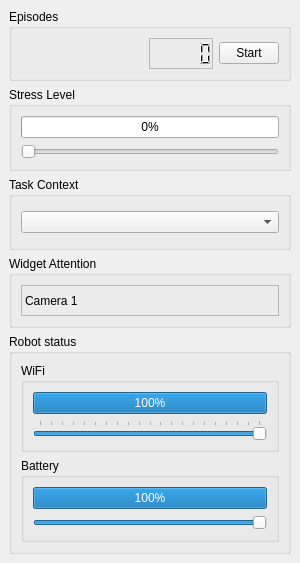
Before: the Qt Designer form ui/AUIParam.ui in argenortega/AUI, drawn with Qt 5.
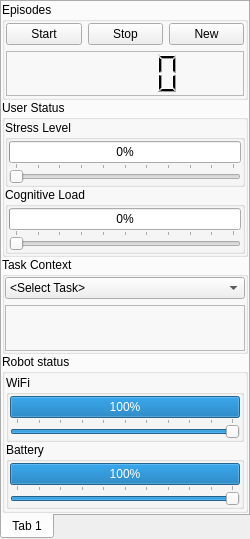
After: the same form once the commit is applied.

What changed in the file:
```diff
--- a/ui/AUIParam.ui
+++ b/ui/AUIParam.ui
@@ -6,8 +6,8 @@
    <rect>
     <x>0</x>
     <y>0</y>
-    <width>300</width>
-    <height>563</height>
+    <width>250</width>
+    <height>539</height>
    </rect>
   </property>
   <property name="sizePolicy">
@@ -18,8 +18,14 @@
   </property>
   <property name="minimumSize">
    <size>
-    <width>300</width>
-    <height>563</height>
+    <width>250</width>
+    <height>539</height>
+   </size>
+  </property>
+  <property name="maximumSize">
+   <size>
+    <width>250</width>
+    <height>524287</height>
    </size>
   </property>
   <property name="windowTitle">
@@ -27,34 +33,76 @@
   </property>
   <widget class="QWidget" name="AUIParams">
    <layout class="QVBoxLayout" name="verticalLayout">
+    <property name="margin">
+     <number>0</number>
+    </property>
     <item>
-     <widget class="QGroupBox" name="episodes_groupbox">
+     <widget class="QTabWidget" name="contents">
+      <property name="maximumSize">
+       <size>
+        <width>250</width>
+        <height>16777215</height>
+       </size>
+      </property>
+      <property name="tabPosition">
+       <enum>QTabWidget::South</enum>
+      </property>
+      <property name="currentIndex">
+       <number>0</number>
+      </property>
+      <widget class="QWidget" name="Tab1">
+       <attribute name="title">
+        <string>Tab 1</string>
+       </attribute>
+       <layout class="QVBoxLayout" name="tab1Layout">
+        <property name="spacing">
+         <number>0</number>
+        </property>
+        <property name="margin">
+         <number>0</number>
+        </property>
+        <item>
+         <widget class="QGroupBox" name="episodes">
+          <property name="maximumSize">
+           <size>
+            <width>250</width>
+            <height>16777215</height>
+           </size>
+          </property>
       <property name="title">
        <string>Episodes</string>
       </property>
-      <layout class="QHBoxLayout" name="horizontalLayout">
-       <item>
-        <spacer name="horizontalSpacer">
-         <property name="orientation">
-          <enum>Qt::Horizontal</enum>
-         </property>
-         <property name="sizeType">
-          <enum>QSizePolicy::MinimumExpanding</enum>
-         </property>
-         <property name="sizeHint" stdset="0">
-          <size>
-           <width>30</width>
-           <height>20</height>
-          </size>
-         </property>
-        </spacer>
-       </item>
-       <item>
-        <widget class="QLCDNumber" name="lcdNumber">
+          <layout class="QGridLayout" name="episodesLayout">
+           <property name="margin">
+            <number>1</number>
+           </property>
+           <item row="1" column="0">
+            <widget class="QPushButton" name="startEpisodeButton">
+             <property name="text">
+              <string>Start</string>
+             </property>
+            </widget>
+           </item>
+           <item row="1" column="2">
+            <widget class="QPushButton" name="resetEpisodeButton">
+             <property name="text">
+              <string>New</string>
+             </property>
+            </widget>
+           </item>
+           <item row="1" column="1">
+            <widget class="QPushButton" name="stopEpisodeButton">
+             <property name="text">
+              <string>Stop</string>
+             </property>
+            </widget>
+           </item>
+           <item row="2" column="0" colspan="3">
+            <widget class="QLCDNumber" name="episodeTimer">
          <property name="minimumSize">
           <size>
            <width>60</width>
-           <height>0</height>
+               <height>30</height>
           </size>
          </property>
          <property name="maximumSize">
@@ -71,68 +119,181 @@
          </property>
         </widget>
        </item>
+          </layout>
+         </widget>
+        </item>
        <item>
-        <widget class="QPushButton" name="pushButton">
+         <widget class="QGroupBox" name="userStatus">
          <property name="maximumSize">
           <size>
-           <width>60</width>
+            <width>250</width>
            <height>16777215</height>
           </size>
          </property>
-         <property name="text">
-          <string>Start</string>
-         </property>
-        </widget>
-       </item>
-      </layout>
-     </widget>
-    </item>
+          <property name="title">
+           <string>User Status</string>
+          </property>
+          <layout class="QVBoxLayout" name="userStatusLayout">
+           <property name="spacing">
+            <number>0</number>
+           </property>
+           <property name="margin">
+            <number>0</number>
+           </property>
     <item>
-     <widget class="QGroupBox" name="stress_groupbox">
+            <widget class="QGroupBox" name="stress">
       <property name="title">
        <string>Stress Level</string>
       </property>
-      <layout class="QVBoxLayout" name="verticalLayout_6">
+             <property name="flat">
+              <bool>true</bool>
+             </property>
+             <layout class="QVBoxLayout" name="stressLayout">
+              <property name="spacing">
+               <number>0</number>
+              </property>
+              <property name="margin">
+               <number>1</number>
+              </property>
        <item>
-        <widget class="QProgressBar" name="stress_level">
+               <widget class="QProgressBar" name="stressLevel">
          <property name="mouseTracking">
           <bool>true</bool>
          </property>
+                <property name="maximum">
+                 <number>10</number>
+                </property>
          <property name="value">
           <number>0</number>
          </property>
         </widget>
        </item>
        <item>
-        <widget class="QSlider" name="stress_slider">
+               <widget class="QSlider" name="stressSlider">
+                <property name="maximum">
+                 <number>10</number>
+                </property>
          <property name="orientation">
           <enum>Qt::Horizontal</enum>
          </property>
+                <property name="tickPosition">
+                 <enum>QSlider::TicksAbove</enum>
+                </property>
+                <property name="tickInterval">
+                 <number>1</number>
+                </property>
         </widget>
        </item>
       </layout>
      </widget>
     </item>
     <item>
-     <widget class="QGroupBox" name="task_context_groupbox">
+            <widget class="QGroupBox" name="cognitiveLoad">
+             <property name="title">
+              <string>Cognitive Load</string>
+             </property>
+             <property name="flat">
+              <bool>true</bool>
+             </property>
+             <layout class="QVBoxLayout" name="cognitiveLoadLayout">
+              <property name="spacing">
+               <number>0</number>
+              </property>
+              <property name="margin">
+               <number>1</number>
+              </property>
+              <item>
+               <widget class="QProgressBar" name="cognitiveLoadLevel">
+                <property name="maximum">
+                 <number>10</number>
+                </property>
+                <property name="value">
+                 <number>0</number>
+                </property>
+               </widget>
+              </item>
+              <item>
+               <widget class="QSlider" name="cognitiveLoadSlider">
+                <property name="maximum">
+                 <number>10</number>
+                </property>
+                <property name="orientation">
+                 <enum>Qt::Horizontal</enum>
+                </property>
+                <property name="tickPosition">
+                 <enum>QSlider::TicksAbove</enum>
+                </property>
+                <property name="tickInterval">
+                 <number>1</number>
+                </property>
+               </widget>
+              </item>
+             </layout>
+            </widget>
+           </item>
+          </layout>
+         </widget>
+        </item>
+        <item>
+         <widget class="QGroupBox" name="taskContext">
+          <property name="maximumSize">
+           <size>
+            <width>250</width>
+            <height>16777215</height>
+           </size>
+          </property>
       <property name="title">
        <string>Task Context</string>
       </property>
-      <layout class="QVBoxLayout" name="verticalLayout_5">
+          <layout class="QVBoxLayout" name="taskLayout">
+           <property name="spacing">
+            <number>6</number>
+           </property>
+           <property name="margin">
+            <number>0</number>
+           </property>
        <item>
-        <widget class="QComboBox" name="current_context"/>
-       </item>
-      </layout>
+            <widget class="QComboBox" name="currentContext">
+             <item>
+              <property name="text">
+               <string>&lt;Select Task&gt;</string>
+              </property>
+             </item>
+             <item>
+              <property name="text">
+               <string>Forward navigation</string>
+              </property>
+             </item>
+             <item>
+              <property name="text">
+               <string>Backward navigation</string>
+              </property>
+             </item>
+             <item>
+              <property name="text">
+               <string>Camera inspection</string>
+              </property>
+             </item>
+             <item>
+              <property name="text">
+               <string>Map review</string>
+              </property>
+             </item>
+             <item>
+              <property name="text">
+               <string>New screenshot</string>
+              </property>
+             </item>
      </widget>
     </item>
     <item>
-     <widget class="QGroupBox" name="widget_attention">
-      <property name="title">
-       <string>Widget Attention</string>
-      </property>
-      <layout class="QVBoxLayout" name="verticalLayout_4">
-       <item>
-        <widget class="QLabel" name="current_widget">
+            <widget class="QLabel" name="currentWidget">
+             <property name="minimumSize">
+              <size>
+               <width>0</width>
+               <height>30</height>
+              </size>
+             </property>
          <property name="frameShape">
           <enum>QFrame::StyledPanel</enum>
          </property>
@@ -140,7 +301,7 @@
           <enum>QFrame::Raised</enum>
          </property>
          <property name="text">
-          <string>Camera 1</string>
+              <string>&lt;No Widget&gt;</string>
          </property>
         </widget>
        </item>
@@ -148,19 +309,40 @@
      </widget>
     </item>
     <item>
-     <widget class="QGroupBox" name="robot_status">
+         <widget class="QGroupBox" name="robotStatus">
+          <property name="maximumSize">
+           <size>
+            <width>250</width>
+            <height>16777215</height>
+           </size>
+          </property>
       <property name="title">
        <string>Robot status</string>
       </property>
-      <layout class="QVBoxLayout" name="verticalLayout_2">
+          <layout class="QVBoxLayout" name="AUIStatusLayout">
+           <property name="spacing">
+            <number>0</number>
+           </property>
+           <property name="margin">
+            <number>1</number>
+           </property>
        <item>
         <widget class="QGroupBox" name="wifi_groupbox">
          <property name="title">
           <string>WiFi</string>
          </property>
-         <layout class="QVBoxLayout" name="verticalLayout_3">
+             <property name="flat">
+              <bool>true</bool>
+             </property>
+             <layout class="QVBoxLayout" name="AUIwifiLayout">
+              <property name="spacing">
+               <number>0</number>
+              </property>
+              <property name="margin">
+               <number>1</number>
+              </property>
           <item>
-           <widget class="QProgressBar" name="wifi_level">
+               <widget class="QProgressBar" name="AUIwifi">
             <property name="mouseTracking">
              <bool>true</bool>
             </property>
@@ -179,7 +361,7 @@
            </widget>
           </item>
           <item>
-           <widget class="QSlider" name="wifi_slider">
+               <widget class="QSlider" name="wifiSlider">
             <property name="maximum">
              <number>100</number>
             </property>
@@ -193,7 +375,7 @@
              <enum>QSlider::TicksAbove</enum>
             </property>
             <property name="tickInterval">
-             <number>5</number>
+                 <number>10</number>
             </property>
            </widget>
           </item>
@@ -205,9 +387,18 @@
          <property name="title">
           <string>Battery</string>
          </property>
-         <layout class="QVBoxLayout" name="verticalLayout_7">
+             <property name="flat">
+              <bool>true</bool>
+             </property>
+             <layout class="QVBoxLayout" name="AUIbatteryLayout">
+              <property name="spacing">
+               <number>0</number>
+              </property>
+              <property name="margin">
+               <number>1</number>
+              </property>
           <item>
-           <widget class="QProgressBar" name="battery_level">
+               <widget class="QProgressBar" name="AUIbattery">
             <property name="mouseTracking">
              <bool>true</bool>
             </property>
@@ -217,7 +408,7 @@
            </widget>
           </item>
           <item>
-           <widget class="QSlider" name="battery_slider">
+               <widget class="QSlider" name="batterySlider">
             <property name="maximum">
              <number>100</number>
             </property>
@@ -227,12 +418,22 @@
             <property name="orientation">
              <enum>Qt::Horizontal</enum>
             </property>
+                <property name="tickPosition">
+                 <enum>QSlider::TicksAbove</enum>
+                </property>
+                <property name="tickInterval">
+                 <number>10</number>
+                </property>
            </widget>
           </item>
          </layout>
         </widget>
        </item>
       </layout>
+         </widget>
+        </item>
+       </layout>
+      </widget>
      </widget>
     </item>
    </layout>
```
Left out of the diff: 56 changed lines with no effect on the pictures. Lines whose indentation alone changed are shown as unchanged.
